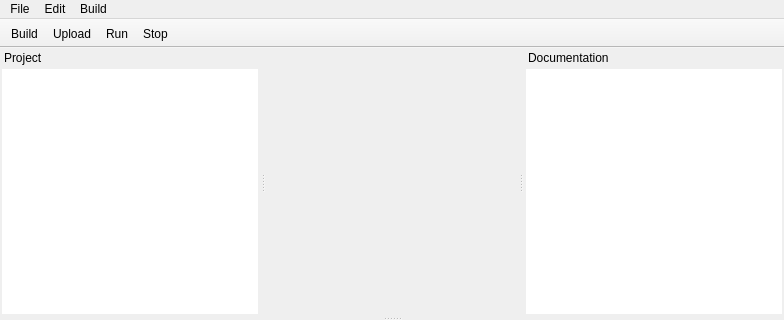
This is editor/projectwindow.ui in StrideLang/Stride as Qt 5 draws it before an edit; both pictures show x 0 to 784 and y 0 to 320 of the 784 by 559 pixel window. The edited form follows.
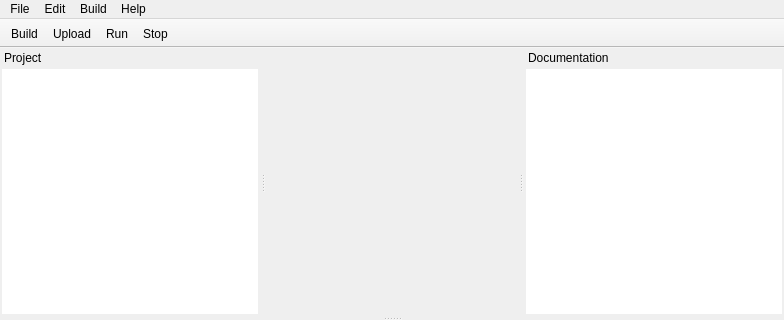
This is the edited form.

Diff of the .ui file:
```diff
--- a/editor/projectwindow.ui
+++ b/editor/projectwindow.ui
@@ -291,9 +291,16 @@
     </property>
     <addaction name="actionComment"/>
    </widget>
+   <widget class="QMenu" name="menuHelp">
+    <property name="title">
+     <string>Help</string>
+    </property>
+    <addaction name="actionShow_Documentation"/>
+   </widget>
    <addaction name="menuProject"/>
    <addaction name="menuEdit"/>
    <addaction name="menuBuild"/>
+   <addaction name="menuHelp"/>
   </widget>
   <action name="actionBuild">
    <property name="text">
```
Left out of the diff: 10 changed lines with no effect on the pictures.
